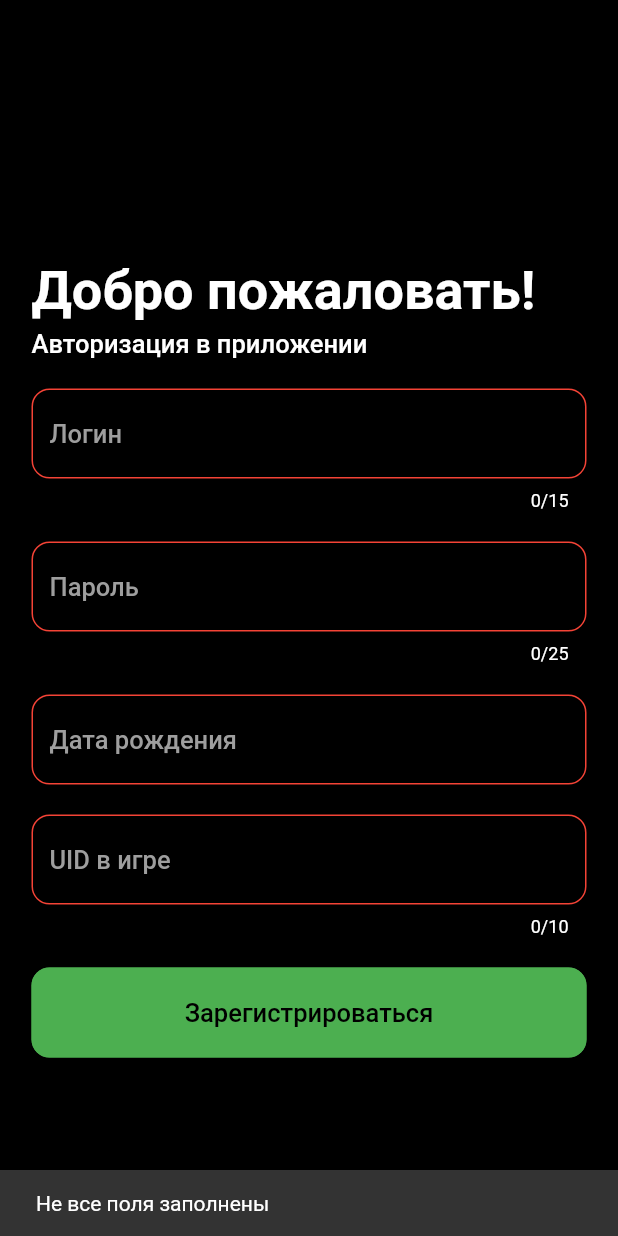
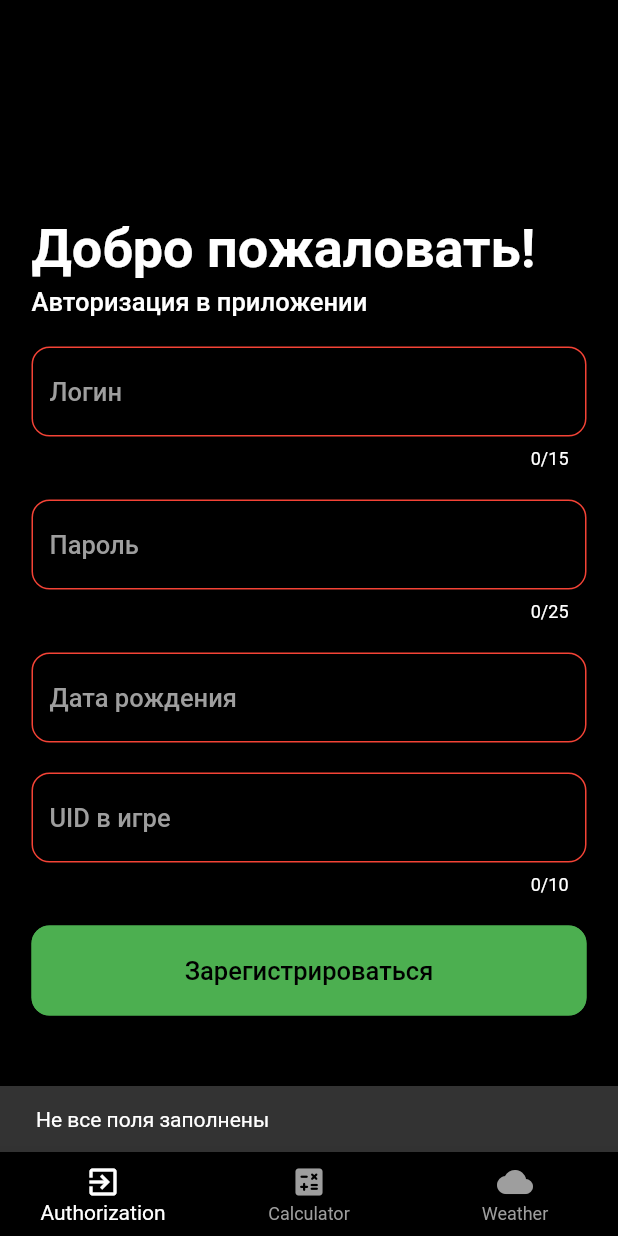
Before and after one commit to Bicubich/artur_studio_soft_flutter_test, a Flutter app: the screen it shows after launch, after a tap on "Зарегистрироваться", on a phone screen of 412 x 824 dp. Run offline on Flutter 3.47's test engine with Material 2 defaults, Android fonts, the light colour scheme and no system bars; network calls fail.

Commit message:
added home page and navigation

```diff
--- /dev/null
+++ b/lib/home.dart
@@ -0,0 +1,107 @@
+import 'package:artur_studio_soft_flutter_test/authorization_page.dart';
+import 'package:artur_studio_soft_flutter_test/calculator_page.dart';
+import 'package:artur_studio_soft_flutter_test/weather_page.dart';
+import 'package:flutter/material.dart';
+
+void main() {
+  runApp(const HomePage());
+}
+
+class HomePage extends StatelessWidget {
+  const HomePage({super.key});
+  @override
+  Widget build(BuildContext context) {
+    return const MyHomePage();
+  }
+}
+
+class MyHomePage extends StatefulWidget {
+  const MyHomePage({Key? key}) : super(key: key);
+  @override
+  State<StatefulWidget> createState() {
+    return MyHomePageState();
+  }
+}
+
+class MyHomePageState extends State<MyHomePage> {
+  int selectedIndex = 0;
+  Widget myAuth = const MyAuthorization();
+  Widget myCalculator = const MyCalculator();
+  Widget myWeather = const MyWeather();
+  @override
+  Widget build(BuildContext context) {
+    return Scaffold(
+      body: getBody(),
+      bottomNavigationBar: BottomNavigationBar(
+        unselectedItemColor: Colors.grey,
+        selectedItemColor: Colors.white,
+        backgroundColor: Colors.black,
+        type: BottomNavigationBarType.fixed,
+        currentIndex: selectedIndex,
+        items: const [
+          BottomNavigationBarItem(
+            icon: Icon(
+              Icons.exit_to_app,
+            ),
+            label: "Authorization",
+          ),
+          BottomNavigationBarItem(
+            icon: Icon(
+              Icons.calculate_rounded,
+            ),
+            label: "Calculator",
+          ),
+          BottomNavigationBarItem(
+            icon: Icon(
+              Icons.cloud,
+            ),
+            label: "Weather",
+          ),
+        ],
+        onTap: (int index) {
+          onTapHandler(index);
+        },
+      ),
+    );
+  }
+
+  Widget getBody() {
+    if (selectedIndex == 0) {
+      return myAuth;
+    } else if (selectedIndex == 1) {
+      return myCalculator;
+    } else {
+      return myWeather;
+    }
+  }
+
+  void onTapHandler(int index) {
+    setState(() {
+      selectedIndex = index;
+    });
+  }
+}
+
+class MyAuthorization extends StatelessWidget {
+  const MyAuthorization({super.key});
+  @override
+  Widget build(BuildContext context) {
+    return AuthorizationPage();
+  }
+}
+
+class MyCalculator extends StatelessWidget {
+  const MyCalculator({super.key});
+  @override
+  Widget build(BuildContext context) {
+    return const CalculatorPage();
+  }
+}
+
+class MyWeather extends StatelessWidget {
+  const MyWeather({super.key});
+  @override
+  Widget build(BuildContext context) {
+    return const WeatherPage();
+  }
+}
--- a/lib/main.dart
+++ b/lib/main.dart
@@ -1,10 +1,9 @@
+import 'package:artur_studio_soft_flutter_test/home.dart';
 import 'package:flutter/material.dart';
-
-import 'authorization_page.dart';
 
 void main() {
   runApp(MaterialApp(
     theme: ThemeData(scaffoldBackgroundColor: Colors.black),
-    home: AuthorizationPage(),
+    home: const HomePage(),
   ));
 }
```
